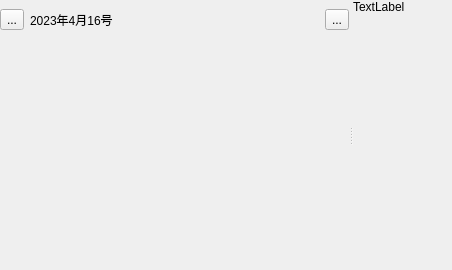
Above: App/widgets/checkinwidget.ui from kevinWu7/LifeNote before the change. Below: the same form after it.
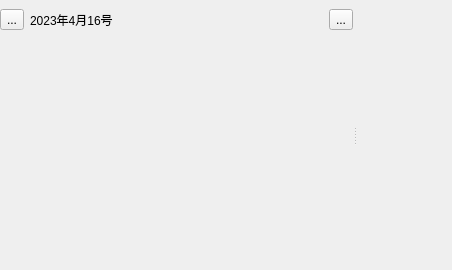
That is the form after the change. Custom widgets are drawn as their Qt base class.

Patch:
```diff
--- a/App/widgets/checkinwidget.ui
+++ b/App/widgets/checkinwidget.ui
@@ -55,6 +55,9 @@
         <property name="orientation">
          <enum>Qt::Horizontal</enum>
         </property>
+        <property name="handleWidth">
+         <number>3</number>
+        </property>
         <property name="childrenCollapsible">
          <bool>false</bool>
         </property>
@@ -154,7 +157,7 @@
           <item>
            <widget class="QLabel" name="label">
             <property name="text">
-             <string>TextLabel</string>
+             <string/>
             </property>
            </widget>
           </item>
```
